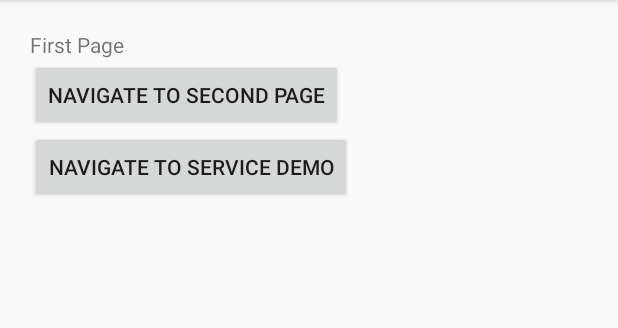
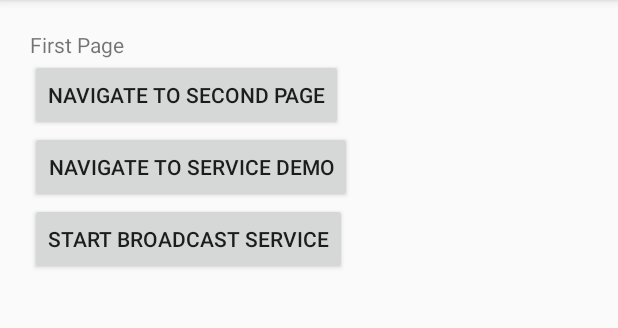
Before and after one commit to shadabhashmi21/Android-Basics, an Android app: the screen it shows after launch (MainActivity), on a phone screen of 412 x 824 dp, the part 84-412 px from its top. Run offline under Robolectric (Android 15) with nearby library versions, the phone set to English and light mode, and no system bars.

Commit message:
feat: implemented broadcast receiver

```diff
--- a/app/src/main/AndroidManifest.xml
+++ b/app/src/main/AndroidManifest.xml
@@ -26,6 +26,11 @@
         </activity>
 
         <service android:name=".MyService" />
+
+        <receiver android:name=".MyReceiver"
+            android:exported="true">
+
+        </receiver>
     </application>
 
 </manifest>
--- a/app/src/main/java/com/demo/basics/MainActivity.kt
+++ b/app/src/main/java/com/demo/basics/MainActivity.kt
@@ -22,10 +22,16 @@ class MainActivity : AppCompatActivity() {
             startActivity(secondPageIntent)
         }
 
+        // Service Demo
         val serNavBtn = findViewById<Button>(R.id.service_navigation_btn)
         serNavBtn.setOnClickListener{
             val serviceIntent = Intent(this, ServiceActivity::class.java)
             startActivity(serviceIntent)
+        }
+
+        val receiverBtn: Button = findViewById(R.id.receiver_btn)
+        receiverBtn.setOnClickListener {
+            sendBroadcast(Intent(this, MyReceiver::class.java))
         }
     }
 
--- a/app/src/main/java/com/demo/basics/MyService.kt
+++ b/app/src/main/java/com/demo/basics/MyService.kt
@@ -13,7 +13,6 @@ open class MyService : Service() {
     override fun onStartCommand(intent: Intent?, flags: Int, startId: Int): Int {
         Toast.makeText(this, "Service Started", Toast.LENGTH_SHORT).show()
         player= MediaPlayer.create(this, Settings.System.DEFAULT_ALARM_ALERT_URI)
-        Toast.makeText(this, "Service Started", Toast.LENGTH_SHORT).show()
         player.isLooping = true;
         player.start()
         return START_STICKY
--- a/app/src/main/res/layout/activity_main.xml
+++ b/app/src/main/res/layout/activity_main.xml
@@ -25,4 +25,10 @@
         android:layout_width="wrap_content"
         android:text="Navigate to Service Demo"/>
 
+    <Button
+        android:id="@+id/receiver_btn"
+        android:layout_height="wrap_content"
+        android:layout_width="wrap_content"
+        android:text="Start Broadcast Service"/>
+
 </LinearLayout>
```
Also changed, not shown: app/src/main/java/com/demo/basics/MyReceiver.kt (added, +12 -0 lines).
